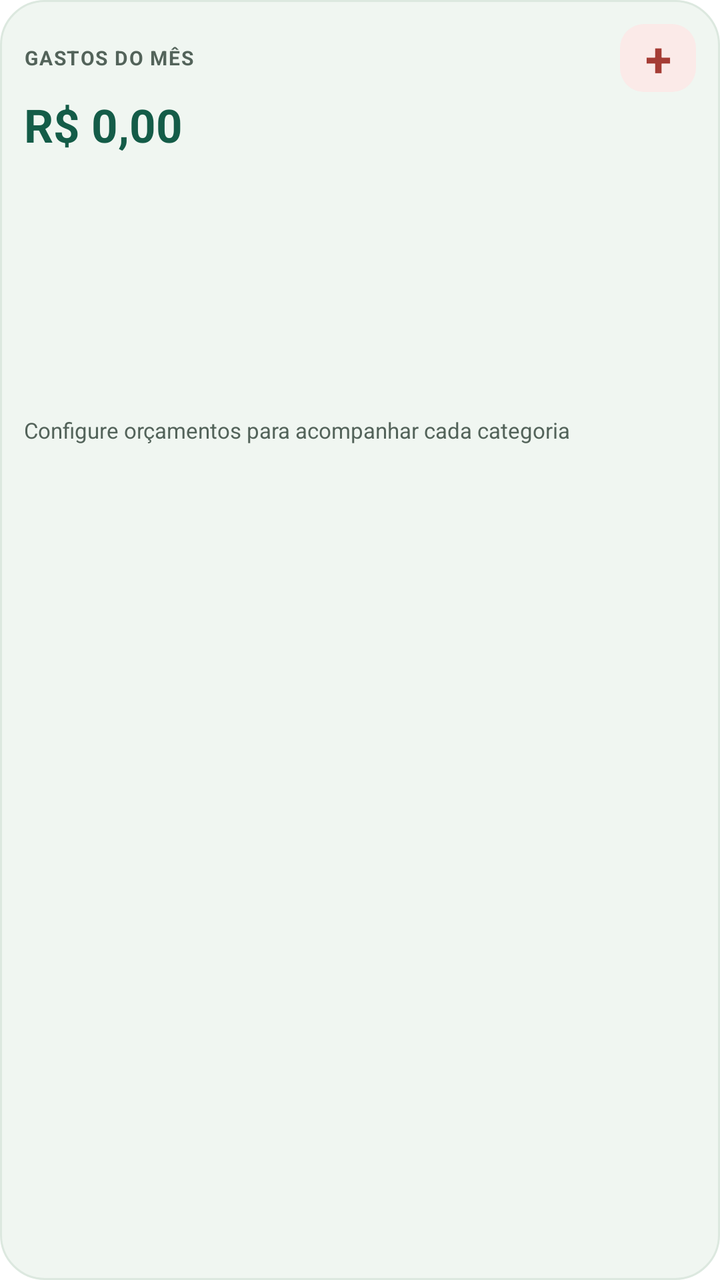
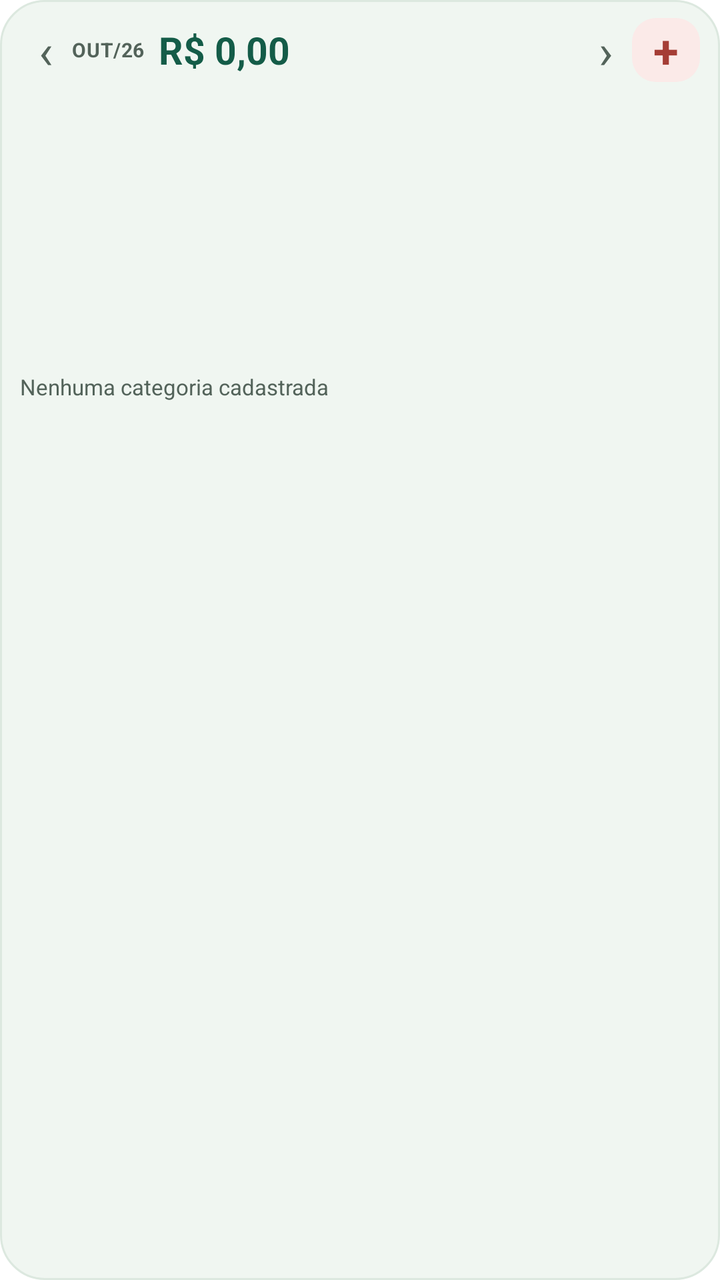

An Android layout rendered at two revisions. The XML below is the earlier revision; the diff shows what the commit changed to produce the second picture.
<!-- AndroidManifest.xml: fallback theme Theme.MaterialComponents.DayNight.NoActionBar -->
<!-- res/layout/widget_quick_entry.xml -->
<?xml version="1.0" encoding="utf-8"?>
<LinearLayout xmlns:android="http://schemas.android.com/apk/res/android"
    android:layout_width="match_parent"
    android:layout_height="match_parent"
    android:orientation="vertical"
    android:padding="12dp"
    android:background="@drawable/widget_quick_entry_background">

    <LinearLayout
        android:layout_width="match_parent"
        android:layout_height="wrap_content"
        android:gravity="center_vertical"
        android:orientation="horizontal">
        <TextView
            android:id="@+id/widget_month_label"
            android:layout_width="0dp"
            android:layout_height="wrap_content"
            android:layout_weight="1"
            android:text="GASTOS DO MÊS"
            android:textColor="#53635A"
            android:textSize="10sp"
            android:letterSpacing="0.06"
            android:textStyle="bold"
            android:maxLines="1"
            android:ellipsize="end" />
        <TextView
            android:id="@+id/widget_expense_button"
            android:layout_width="38dp"
            android:layout_height="34dp"
            android:background="@drawable/widget_expense_button_background"
            android:gravity="center"
            android:text="+"
            android:textColor="#A53D35"
            android:textSize="24sp"
            android:textStyle="bold" />
    </LinearLayout>

    <TextView
        android:id="@+id/widget_total"
        android:layout_width="match_parent"
        android:layout_height="wrap_content"
        android:layout_marginTop="1dp"
        android:text="R$ 0,00"
        android:textColor="#145C48"
        android:textSize="23sp"
        android:textStyle="bold"
        android:maxLines="1"
        android:ellipsize="end" />

    <TextView
        android:id="@+id/widget_budget_empty"
        android:layout_width="match_parent"
        android:layout_height="0dp"
        android:layout_weight="1"
        android:gravity="center_vertical"
        android:text="Configure orçamentos para acompanhar cada categoria"
        android:textColor="#53635A"
        android:textSize="11sp" />

    <ListView
        android:id="@+id/widget_budgets"
        android:layout_width="match_parent"
        android:layout_height="0dp"
        android:layout_weight="1"
        android:divider="#E3E8E4"
        android:dividerHeight="1dp"
        android:fadeScrollbars="false"
        android:scrollbarStyle="insideInset"
        android:scrollbars="vertical" />
</LinearLayout>
<!-- resources referenced by this layout -->
<resources>
  <!-- drawable widget_expense_button_background (drawable) -->
  <?xml version="1.0" encoding="utf-8"?>
  <shape xmlns:android="http://schemas.android.com/apk/res/android" android:shape="rectangle">
      <solid android:color="#FBEAE8" />
      <corners android:radius="12dp" />
  </shape>
  <!-- drawable widget_quick_entry_background (drawable) -->
  <?xml version="1.0" encoding="utf-8"?>
  <shape xmlns:android="http://schemas.android.com/apk/res/android" android:shape="rectangle">
      <solid android:color="#F0F6F1" />
      <corners android:radius="22dp" />
      <stroke android:width="1dp" android:color="#DCE8DF" />
  </shape>
</resources>

<!-- the commit's change to res/layout/widget_quick_entry.xml (unified diff, before → after) -->
@@ -3,49 +3,67 @@
     android:layout_width="match_parent"
     android:layout_height="match_parent"
     android:orientation="vertical"
-    android:padding="12dp"
+    android:paddingHorizontal="10dp"
+    android:paddingVertical="4dp"
     android:background="@drawable/widget_quick_entry_background">
 
     <LinearLayout
         android:layout_width="match_parent"
-        android:layout_height="wrap_content"
+        android:layout_height="42dp"
         android:gravity="center_vertical"
         android:orientation="horizontal">
         <TextView
+            android:id="@+id/widget_month_previous"
+            android:layout_width="26dp"
+            android:layout_height="match_parent"
+            android:gravity="center"
+            android:text="‹"
+            android:textColor="#53635A"
+            android:textSize="24sp"
+            android:contentDescription="Mês anterior" />
+        <TextView
             android:id="@+id/widget_month_label"
+            android:layout_width="wrap_content"
+            android:layout_height="wrap_content"
+            android:layout_marginEnd="7dp"
+            android:text="OUT/26"
+            android:textColor="#53635A"
+            android:textSize="10sp"
+            android:letterSpacing="0.02"
+            android:textStyle="bold"
+            android:maxLines="1" />
+        <TextView
+            android:id="@+id/widget_total"
             android:layout_width="0dp"
             android:layout_height="wrap_content"
             android:layout_weight="1"
-            android:text="GASTOS DO MÊS"
-            android:textColor="#53635A"
-            android:textSize="10sp"
-            android:letterSpacing="0.06"
+            android:text="R$ 0,00"
+            android:textColor="#145C48"
+            android:textSize="19sp"
             android:textStyle="bold"
             android:maxLines="1"
             android:ellipsize="end" />
         <TextView
+            android:id="@+id/widget_month_next"
+            android:layout_width="26dp"
+            android:layout_height="match_parent"
+            android:gravity="center"
+            android:text="›"
+            android:textColor="#53635A"
+            android:textSize="24sp"
+            android:contentDescription="Próximo mês" />
+        <TextView
             android:id="@+id/widget_expense_button"
-            android:layout_width="38dp"
-            android:layout_height="34dp"
+            android:layout_width="34dp"
+            android:layout_height="32dp"
             android:background="@drawable/widget_expense_button_background"
             android:gravity="center"
             android:text="+"
             android:textColor="#A53D35"
-            android:textSize="24sp"
-            android:textStyle="bold" />
+            android:textSize="23sp"
+            android:textStyle="bold"
+            android:contentDescription="Adicionar despesa" />
     </LinearLayout>
-
-    <TextView
-        android:id="@+id/widget_total"
-        android:layout_width="match_parent"
-        android:layout_height="wrap_content"
-        android:layout_marginTop="1dp"
-        android:text="R$ 0,00"
-        android:textColor="#145C48"
-        android:textSize="23sp"
-        android:textStyle="bold"
-        android:maxLines="1"
-        android:ellipsize="end" />
 
     <TextView
         android:id="@+id/widget_budget_empty"
@@ -53,7 +71,7 @@
         android:layout_height="0dp"
         android:layout_weight="1"
         android:gravity="center_vertical"
-        android:text="Configure orçamentos para acompanhar cada categoria"
+        android:text="Nenhuma categoria cadastrada"
         android:textColor="#53635A"
         android:textSize="11sp" />
 
